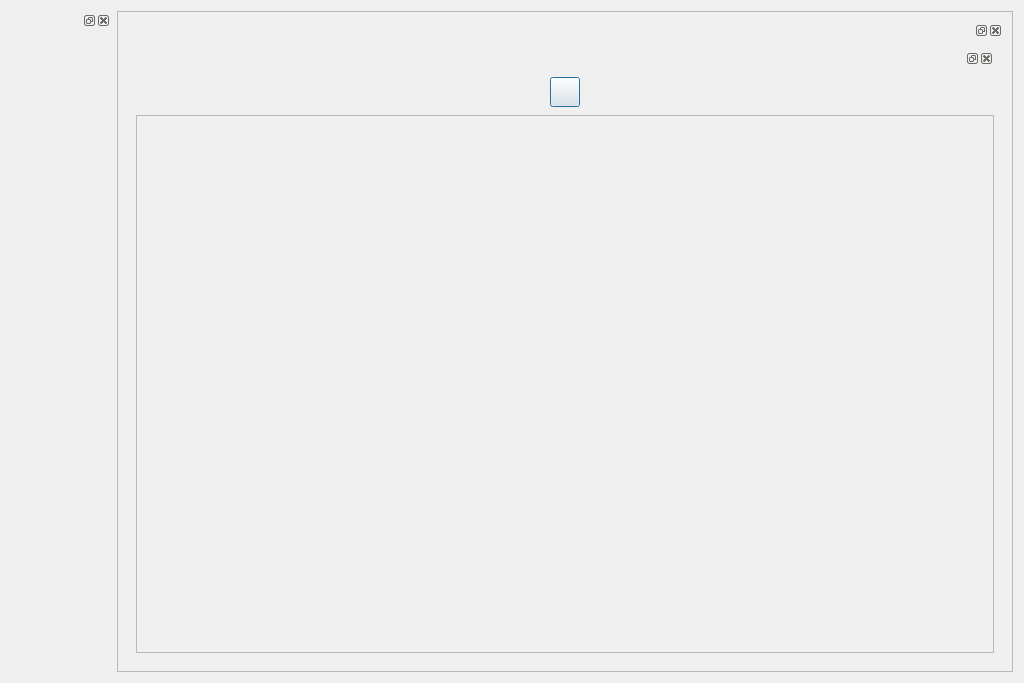
Old version of the form mainform.ui in the repository mutexbunnie/master.
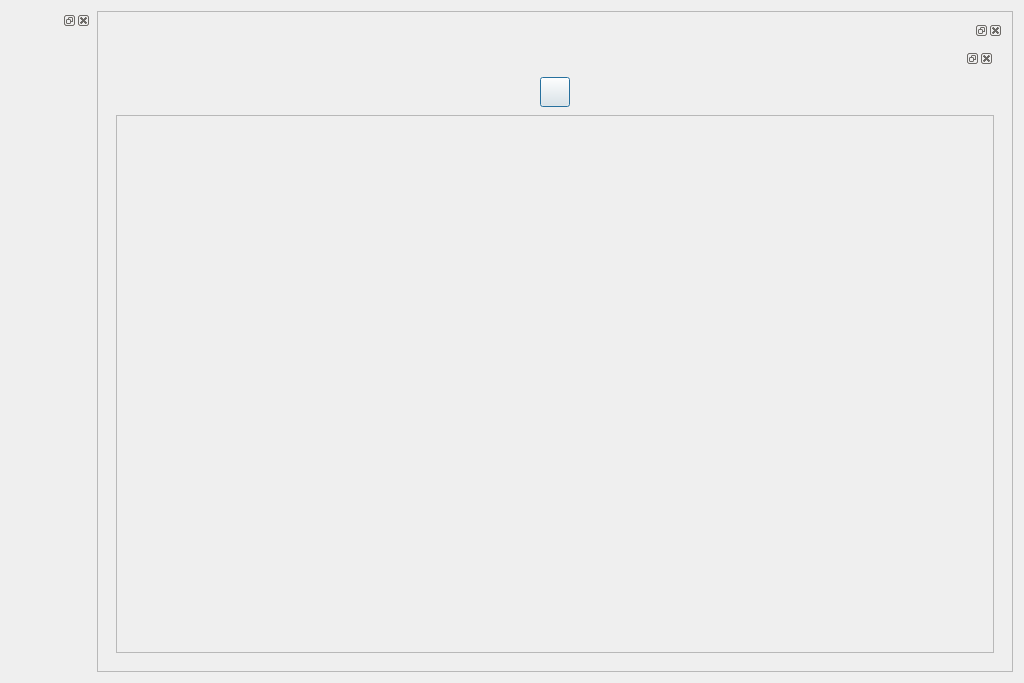
New version of the form. Icons and pictures are not drawn.

```diff
--- a/mainform.ui
+++ b/mainform.ui
@@ -23,25 +23,75 @@
    <string>Form</string>
   </property>
   <layout class="QHBoxLayout" name="horizontalLayout_2">
-   <item alignment="Qt::AlignHCenter">
+   <item>
     <widget class="QDockWidget" name="entityBox">
      <property name="minimumSize">
       <size>
-       <width>100</width>
-       <height>80</height>
+       <width>80</width>
+       <height>98</height>
+      </size>
+     </property>
+     <property name="maximumSize">
+      <size>
+       <width>80</width>
+       <height>524287</height>
       </size>
      </property>
      <property name="floating">
       <bool>false</bool>
      </property>
-     <widget class="QWidget" name="entityBoxContent">
-      <property name="maximumSize">
-       <size>
-        <width>100</width>
-        <height>16777215</height>
-       </size>
+     <widget class="QScrollArea" name="scrollArea_2">
+      <property name="frameShape">
+       <enum>QFrame::NoFrame</enum>
       </property>
-      <layout class="QVBoxLayout" name="verticalLayout"/>
+      <property name="frameShadow">
+       <enum>QFrame::Plain</enum>
+      </property>
+      <property name="verticalScrollBarPolicy">
+       <enum>Qt::ScrollBarAsNeeded</enum>
+      </property>
+      <property name="horizontalScrollBarPolicy">
+       <enum>Qt::ScrollBarAlwaysOff</enum>
+      </property>
+      <property name="widgetResizable">
+       <bool>true</bool>
+      </property>
+      <property name="alignment">
+       <set>Qt::AlignLeading|Qt::AlignLeft|Qt::AlignVCenter</set>
+      </property>
+      <widget class="QWidget" name="entityBoxContent">
+       <property name="geometry">
+        <rect>
+         <x>0</x>
+         <y>0</y>
+         <width>80</width>
+         <height>653</height>
+        </rect>
+       </property>
+       <property name="maximumSize">
+        <size>
+         <width>16777215</width>
+         <height>16777215</height>
+        </size>
+       </property>
+       <layout class="QVBoxLayout" name="entityBoxLayout">
+        <property name="spacing">
+         <number>30</number>
+        </property>
+        <property name="leftMargin">
+         <number>5</number>
+        </property>
+        <property name="topMargin">
+         <number>0</number>
+        </property>
+        <property name="rightMargin">
+         <number>5</number>
+        </property>
+        <property name="bottomMargin">
+         <number>0</number>
+        </property>
+       </layout>
+      </widget>
      </widget>
     </widget>
    </item>
@@ -156,7 +206,7 @@
               <rect>
                <x>0</x>
                <y>0</y>
-               <width>884</width>
+               <width>904</width>
                <height>561</height>
               </rect>
              </property>
```
